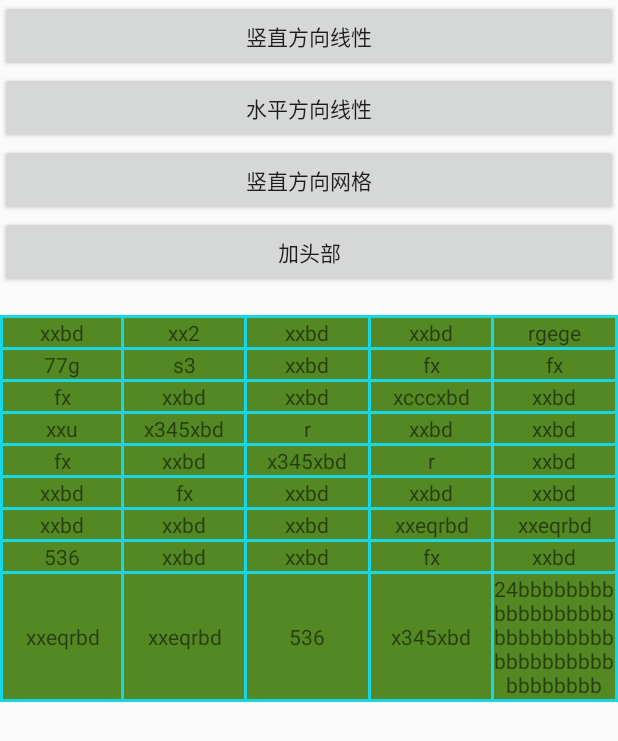
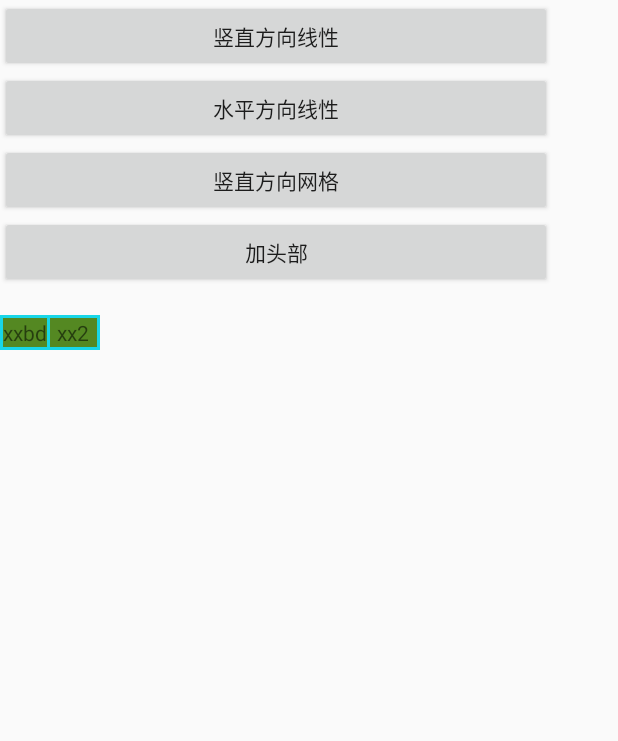
Before and after one commit to liuzhanjun/UIUtils, an Android app: the RecyclerActivity screen opened directly, with no data from a screen before it, after a tap on "竖直方向网格", on a phone screen of 412 x 824 dp. Shown: the top 741 px of the screen. Run offline under Robolectric (Android 15) with nearby library versions, the phone set to English and light mode, and no system bars; 2 other taps on this screen came first.

Commit message:
分割线问题

```diff
--- a/app/src/main/java/liu/zhan/jun/highuilist/recyclerview/BaseGridDecoration.java
+++ b/app/src/main/java/liu/zhan/jun/highuilist/recyclerview/BaseGridDecoration.java
@@ -73,6 +73,15 @@ public class BaseGridDecoration extends RecyclerView.ItemDecoration {
      */
     private void setHorizontalOffsets(Rect outRect,RecyclerView parent, int itemPosition, int interval) {
 
+        if (parent.getChildCount()<=spanCount){
+            if (itemPosition<parent.getChildCount()-1){
+                outRect.set(interval, 0, interval, interval);
+            }else{
+                outRect.set(interval, interval, interval, 0);
+            }
+
+        }else {
+
             if (itemPosition == 0) {
                 //第一个的上下左右都有
                 outRect.set(interval, interval, interval, interval);
@@ -88,6 +97,7 @@ public class BaseGridDecoration extends RecyclerView.ItemDecoration {
                     } else {
                         //只有右和下
                         outRect.set(0, 0, interval, interval);
+                    }
                 }
             }
         }
@@ -145,19 +155,43 @@ public class BaseGridDecoration extends RecyclerView.ItemDecoration {
     private void DrawHorizontal(Canvas c, RecyclerView parent, RecyclerView.State state) {
         //画左边
         drawHLeft(parent, c);
+
+        if (parent.getChildCount()==1||parent.getChildCount()<=spanCount){
+            drawHTop2(parent, c);
+            drawHright2(parent, c);
+
+        }else {
+            //画元素的右边
+            drawHRight(parent, c);
             //画整个的上边
             drawHTop(parent, c);
-        //画元素的右边
-        drawHRight(parent, c);
+        }
         //画下边
         drawHBottom(parent, c);
+    }
+
+    private void drawHTop2(RecyclerView parent, Canvas c) {
+        for (int i=0;i<parent.getChildCount();i++) {
+            View view = parent.getChildAt(i);
+            mDivider.setBounds(view.getLeft()-interval, view.getTop() - interval, view.getRight(), view.getTop());
+            mDivider.draw(c);
+        }
+
+    }
+
+    private void drawHright2(RecyclerView parent, Canvas c) {
+        for (int i=0;i<parent.getChildCount();i++) {
+            View view = parent.getChildAt(i);
+            mDivider.setBounds(view.getRight(), view.getTop()-interval, view.getRight() + interval, view.getBottom() + interval);
+            mDivider.draw(c);
+        }
     }
 
     private void drawHBottom(RecyclerView parent, Canvas c) {
 
         for (int i = 0; i < parent.getChildCount(); i++) {
             View view=parent.getChildAt(i);
-            mDivider.setBounds(view.getLeft()-interval,view.getBottom(),view.getRight(),view.getBottom()+2*interval);
+            mDivider.setBounds(view.getLeft()-interval,view.getBottom(),view.getRight(),view.getBottom()+interval);
             mDivider.draw(c);
         }
 
@@ -165,10 +199,14 @@ public class BaseGridDecoration extends RecyclerView.ItemDecoration {
 
     private void drawHRight(RecyclerView parent, Canvas c) {
         //最后spanCount个的右边
-        for (int i = parent.getChildCount()-1; i >= parent.getChildCount()-spanCount; i--) {
-            View view=parent.getChildAt(i);
-            mDivider.setBounds(view.getRight(),view.getTop(),view.getRight()+interval,view.getBottom()+2*interval);
+        if (parent.getChildCount()<=spanCount){
+            drawRight(parent, c);
+        }else {
+            for (int i = parent.getChildCount() - 1; i >= parent.getChildCount() - spanCount; i--) {
+                View view = parent.getChildAt(i);
+                mDivider.setBounds(view.getRight(), view.getTop(), view.getRight() + interval, view.getBottom() + interval);
                 mDivider.draw(c);
+            }
         }
 
     }
@@ -187,10 +225,10 @@ public class BaseGridDecoration extends RecyclerView.ItemDecoration {
     }
 
     private void drawHLeft(RecyclerView parent, Canvas c) {
+
             for (int i = 0; i < parent.getChildCount(); i++) {
-
-            View v=parent.getChildAt(i);
-            mDivider.setBounds(v.getLeft()-interval,v.getTop(),v.getLeft(),v.getBottom());
+                View v = parent.getChildAt(i);
+                mDivider.setBounds(v.getLeft() - interval, v.getTop(), v.getLeft(), v.getBottom());
                 mDivider.draw(c);
             }
     }
@@ -229,6 +267,19 @@ public class BaseGridDecoration extends RecyclerView.ItemDecoration {
      */
     private void drawBottom(RecyclerView parent, Canvas c) {
         int endRight = 0;//表示和最后一个的右边对齐的上一层的那个
+
+        if (parent.getChildCount()==1||parent.getChildCount()<=spanCount){
+            for (int i = 0; i < parent.getChildCount(); i++) {
+                View view=parent.getChildAt(i);
+                int left=view.getLeft();
+                int right=view.getRight();
+                int top=view.getBottom();
+                int bottom=top+interval;
+                mDivider.setBounds(left, top, right, bottom);
+                mDivider.draw(c);
+            }
+
+        }else {
             for (int i = 1; i < parent.getChildCount(); i++) {
                 View view = parent.getChildAt(i - 1);
                 int left = view.getLeft();// + params.leftMargin;
@@ -270,11 +321,24 @@ public class BaseGridDecoration extends RecyclerView.ItemDecoration {
                 mDivider.draw(c);
             }
         }
+    }
 
     private void drawRight(RecyclerView parent, Canvas c) {
 
         //从第2个元素开始根据后面一个元素的left-interval,即当前元素的右边
         int rightEndIndex = 0;
+        //只有一个元素的时候
+        if (parent.getChildCount()==1||parent.getChildCount()<=spanCount){
+            for (int i = 0; i < parent.getChildCount(); i++) {
+                View view = parent.getChildAt(i);
+                int left = view.getRight();
+                int right = left + interval;
+                int top = view.getTop() - interval;
+                int bottom = view.getBottom() + interval;
+                mDivider.setBounds(left, top, right, bottom);
+                mDivider.draw(c);
+            }
+        }else {
             for (int i = 1; i < parent.getChildCount(); i++) {
                 View view = parent.getChildAt(i);
                 int left = view.getLeft() - interval;
@@ -312,6 +376,7 @@ public class BaseGridDecoration extends RecyclerView.ItemDecoration {
 
                 mDivider.draw(c);
             }
+        }
 
     }
 
@@ -323,7 +388,14 @@ public class BaseGridDecoration extends RecyclerView.ItemDecoration {
      * @param c
      */
     private void drawStartTop(RecyclerView parent, Canvas c) {
-        int w=parent.getChildAt(1).getLeft()+interval-parent.getChildAt(0).getLeft();
+        int w;
+        if (parent.getChildAt(1)==null){
+            w=parent.getChildAt(0).getRight()-parent.getChildAt(0).getLeft();
+        }else{
+            w=parent.getChildAt(1).getLeft()+interval-parent.getChildAt(0).getLeft();
+        }
+
+
         for (int i = 0; i < parent.getChildCount(); i++) {
             //第一行画上面
             if (i < spanCount) {
--- a/app/src/main/java/liu/zhan/jun/highuilist/uiActivity/RecyclerActivity.java
+++ b/app/src/main/java/liu/zhan/jun/highuilist/uiActivity/RecyclerActivity.java
@@ -54,7 +54,7 @@ public class RecyclerActivity extends AppCompatActivity {
         recycler3.setLayoutManager(new GridLayoutManager(this, 5, LinearLayoutManager.VERTICAL, false));
         //头部
         recyclerHead.addItemDecoration(Verticaldecoration);
-        recyclerHead.setLayoutManager(new LinearLayoutManager(this, LinearLayoutManager.VERTICAL, false));
+        recyclerHead.setLayoutManager(new LinearLayoutManager(this, LinearLayoutManager.HORIZONTAL, false));
 
     }
 
@@ -126,49 +126,49 @@ public class RecyclerActivity extends AppCompatActivity {
         List<String> datas = new ArrayList<>();
         datas.add("xxbd");
         datas.add("xx2");
-        datas.add("xxbd");
-        datas.add("xxbd");
-        datas.add("rgege");
-        datas.add("77g");
-        datas.add("s3");
-        datas.add("xxbd");
-        datas.add("fx");
-        datas.add("fx");
-        datas.add("fx");
-        datas.add("xxbd");
-        datas.add("xxbd");
-        datas.add("xcccxbd");
-        datas.add("xxbd");
-        datas.add("xxu");
-        datas.add("x345xbd");
-        datas.add("r");
-        datas.add("xxbd");
-        datas.add("xxbd");
-        datas.add("fx");
-        datas.add("xxbd");
-        datas.add("x345xbd");
-        datas.add("r");
-        datas.add("xxbd");
-        datas.add("xxbd");
-        datas.add("fx");
-        datas.add("xxbd");
-        datas.add("xxbd");
-        datas.add("xxbd");
-        datas.add("xxbd");
-        datas.add("xxbd");
-        datas.add("xxbd");
-        datas.add("xxeqrbd");
-        datas.add("xxeqrbd");
-        datas.add("536");
-        datas.add("xxbd");
-        datas.add("xxbd");
-        datas.add("fx");
-        datas.add("xxbd");
-        datas.add("xxeqrbd");
-        datas.add("xxeqrbd");
-        datas.add("536");
-        datas.add("x345xbd");
-        datas.add("24bbbbbbbbbbbbbbbbbbbbbbbbbbbbbbbbbbbbbbbbbbbbbb");
+//        datas.add("xxbd");
+//        datas.add("xxbd");
+//        datas.add("rgege");
+//        datas.add("77g");
+//        datas.add("s3");
+//        datas.add("xxbd");
+//        datas.add("fx");
+//        datas.add("fx");
+//        datas.add("fx");
+//        datas.add("xxbd");
+//        datas.add("xxbd");
+//        datas.add("xcccxbd");
+//        datas.add("xxbd");
+//        datas.add("xxu");
+//        datas.add("x345xbd");
+//        datas.add("r");
+//        datas.add("xxbd");
+//        datas.add("xxbd");
+//        datas.add("fx");
+//        datas.add("xxbd");
+//        datas.add("x345xbd");
+//        datas.add("r");
+//        datas.add("xxbd");
+//        datas.add("xxbd");
+//        datas.add("fx");
+//        datas.add("xxbd");
+//        datas.add("xxbd");
+//        datas.add("xxbd");
+//        datas.add("xxbd");
+//        datas.add("xxbd");
+//        datas.add("xxbd");
+//        datas.add("xxeqrbd");
+//        datas.add("xxeqrbd");
+//        datas.add("536");
+//        datas.add("xxbd");
+//        datas.add("xxbd");
+//        datas.add("fx");
+//        datas.add("xxbd");
+//        datas.add("xxeqrbd");
+//        datas.add("xxeqrbd");
+//        datas.add("536");
+//        datas.add("x345xbd");
+//        datas.add("24bbbbbbbbbbbbbbbbbbbbbbbbbbbbbbbbbbbbbbbbbbbbbb");
         return datas;
     }
 }
--- a/app/src/main/res/drawable/itme_divider.xml
+++ b/app/src/main/res/drawable/itme_divider.xml
@@ -1,7 +1,7 @@
 <?xml version="1.0" encoding="utf-8"?>
 <shape xmlns:android="http://schemas.android.com/apk/res/android"
-    android:shape="rectangle">
-    <size android:width="2dp" android:height="2dp"></size>
-    <solid android:color="#18d6e7"></solid>
+android:shape="rectangle">
+<size android:width="2dp" android:height="2dp"></size>
+<solid android:color="#18d6e7"></solid>
 
 </shape>
--- a/app/src/main/res/layout/activity_recycler.xml
+++ b/app/src/main/res/layout/activity_recycler.xml
@@ -8,8 +8,8 @@
     tools:context="liu.zhan.jun.highuilist.uiActivity.RecyclerActivity">
 
     <LinearLayout
-        android:layout_width="match_parent"
-        android:layout_height="match_parent"
+        android:layout_width="368dp"
+        android:layout_height="551dp"
         android:orientation="vertical"
         app:layout_constraintTop_toTopOf="parent"
         tools:layout_editor_absoluteX="8dp">
```
Lines whose indentation alone changed are shown as unchanged.
